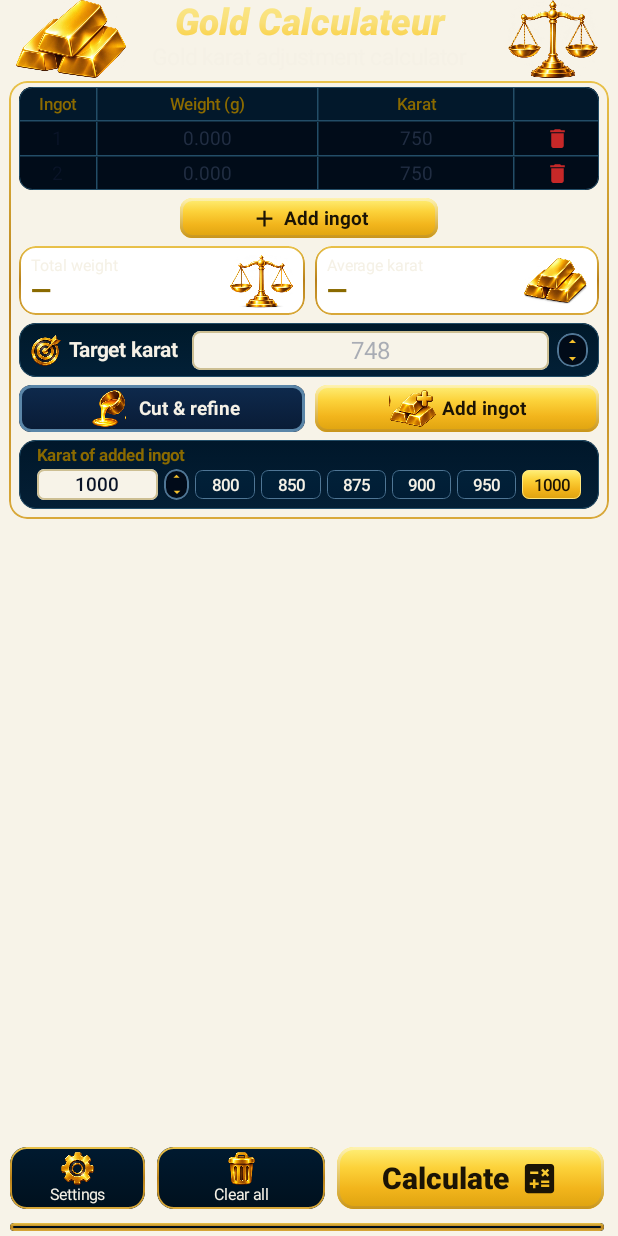
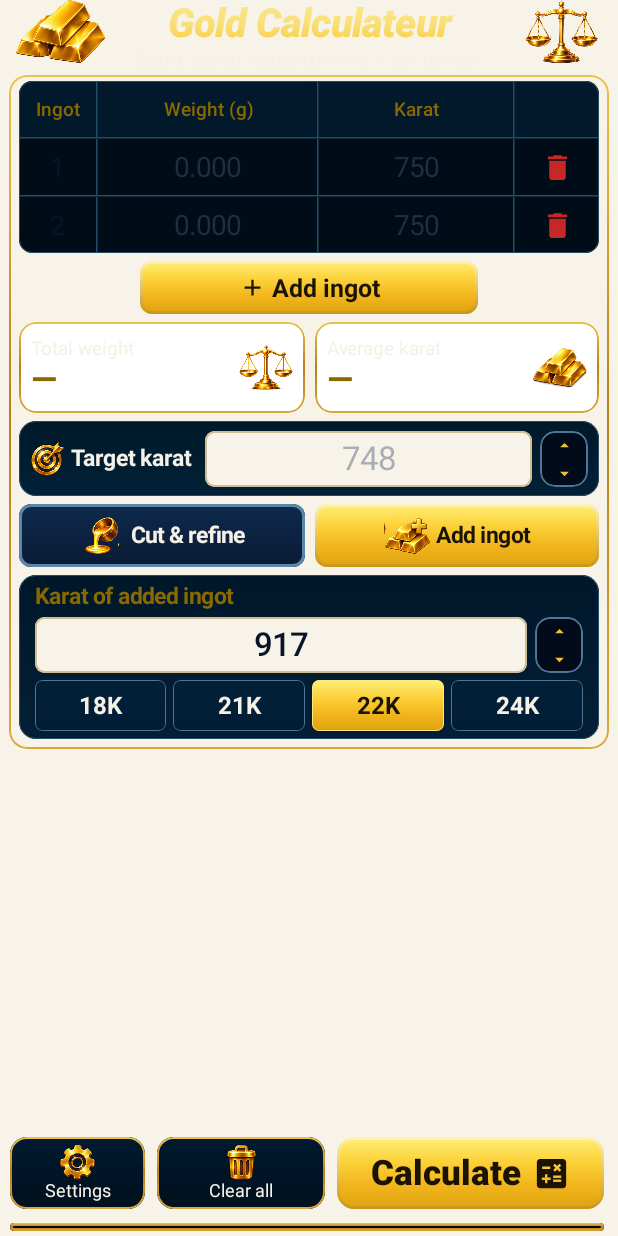
Before and after one commit to derbalali76-web/Gold-Calculateur, an Android app built with Jetpack Compose: the MainScreen screen opened through its navigation route, on a phone screen of 412 x 824 dp. Run offline under Robolectric (Android 15) with nearby library versions, the phone set to English and light mode, and no system bars; our stand-ins replace AdMob, Room's generated code; libraries missing offline, so code that uses them is left out: com.android.billingclient; pictures from the network do not load; 4 statements that could not run were skipped.

Commit message:
Larger UI, big green result, details toggle, 2-decimal rounding, 18K-24K chips
Co-Authored-By: Claude Sonnet 5.5 <noreply@anthropic.com>
Claude-Session: https://claude.ai/code/session_01Y2CKTB8YSsac9DaEz5G6a9

```diff
--- a/app/src/main/java/com/goldcalculateur/app/ui/MainScreen.kt
+++ b/app/src/main/java/com/goldcalculateur/app/ui/MainScreen.kt
@@ -147,12 +147,12 @@ fun MainScreen(
                         IngotsCard(state.work.rows, state.errorRow, actions)
                         GoldButton(
                             onClick = actions.onAddRow,
-                            modifier = Modifier.align(Alignment.CenterHorizontally).width(427.px()).height(67.px()).testTag("add_row"),
+                            modifier = Modifier.align(Alignment.CenterHorizontally).width(560.px()).height(88.px()).testTag("add_row"),
                             shape = RoundedCornerShape(20.px()),
                         ) {
                             Icon(Icons.Filled.Add, contentDescription = null, tint = Look.OnGold, modifier = Modifier.size(44.px()))
                             Spacer(Modifier.width(10.px()))
-                            Text(stringResource(R.string.add_ingot_row), color = Look.OnGold, fontSize = 32.spx(), fontWeight = FontWeight.Bold)
+                            Text(stringResource(R.string.add_ingot_row), color = Look.OnGold, fontSize = 42.spx(), fontWeight = FontWeight.Bold)
                         }
                         SummaryRow(state, nf)
                         TargetCard(state.work.target, actions.onTargetChange)
@@ -198,28 +198,28 @@ fun MainScreen(
 private fun Header() {
     // Artwork stays at the same physical sides in every language, like the mockup.
     CompositionLocalProvider(LocalLayoutDirection provides LayoutDirection.Ltr) {
-        Box(Modifier.fillMaxWidth().height(135.px())) {
+        Box(Modifier.fillMaxWidth().height(125.px())) {
             Image(
                 painterResource(R.drawable.art_hdr_bars), contentDescription = null,
-                modifier = Modifier.align(Alignment.TopStart).padding(start = 25.px()).size(width = 185.px(), height = 130.px()),
+                modifier = Modifier.align(Alignment.TopStart).padding(start = 25.px()).size(width = 150.px(), height = 105.px()),
             )
             Column(Modifier.align(Alignment.TopCenter), horizontalAlignment = Alignment.CenterHorizontally) {
                 Text(
                     stringResource(R.string.app_name),
                     style = TextStyle(
-                        brush = Look.GoldTextGradient, fontSize = 62.spx(), fontWeight = FontWeight.ExtraBold,
+                        brush = Look.GoldTextGradient, fontSize = 66.spx(), fontWeight = FontWeight.ExtraBold,
                         fontFamily = FontFamily.SansSerif, fontStyle = FontStyle.Italic,
                     ),
                     maxLines = 1,
                 )
                 Text(
                     stringResource(R.string.tagline),
-                    color = Look.Cream, fontSize = 38.spx(), maxLines = 1,
+                    color = Look.Cream, fontSize = 40.spx(), maxLines = 1,
                 )
             }
             Image(
                 painterResource(R.drawable.art_hdr_scales), contentDescription = null,
-                modifier = Modifier.align(Alignment.TopEnd).padding(end = 32.px()).size(width = 152.px(), height = 130.px()),
+                modifier = Modifier.align(Alignment.TopEnd).padding(end = 32.px()).size(width = 125.px(), height = 105.px()),
             )
         }
     }
@@ -237,7 +237,7 @@ private fun IngotsCard(rows: List<IngotRow>, errorRow: Int?, actions: MainAction
             .background(Look.TableCell)
             .border(1.px(), Look.GridLine, shape),
     ) {
-        Row(Modifier.fillMaxWidth().height(55.px()).background(Look.TableHeader)) {
+        Row(Modifier.fillMaxWidth().height(92.px()).background(Look.TableHeader)) {
             HeaderCell(stringResource(R.string.col_ingot), Modifier.weight(129f))
             VerticalDivider(color = Look.GridLine)
             HeaderCell(stringResource(R.string.col_weight), Modifier.weight(365f))
@@ -260,7 +260,7 @@ private fun HeaderCell(text: String, modifier: Modifier) {
     Box(modifier.fillMaxHeight(), contentAlignment = Alignment.Center) {
         Text(
             text,
-            color = MaterialTheme.extra.goldText, fontSize = 28.spx(), fontWeight = FontWeight.SemiBold,
+            color = MaterialTheme.extra.goldText, fontSize = 32.spx(), fontWeight = FontWeight.SemiBold,
             textAlign = TextAlign.Center, maxLines = 1, overflow = TextOverflow.Ellipsis,
         )
     }
@@ -269,13 +269,13 @@ private fun HeaderCell(text: String, modifier: Modifier) {
 @Composable
 private fun IngotRowView(number: Int, row: IngotRow, isError: Boolean, actions: MainActions) {
     Row(
-        modifier = Modifier.fillMaxWidth().height(55.px()),
+        modifier = Modifier.fillMaxWidth().height(92.px()),
         verticalAlignment = Alignment.CenterVertically,
     ) {
         Box(Modifier.weight(129f).fillMaxHeight(), contentAlignment = Alignment.Center) {
             Text(
                 number.toString(),
-                color = MaterialTheme.colorScheme.onSurface, fontSize = 32.spx(),
+                color = MaterialTheme.colorScheme.onSurface, fontSize = 44.spx(),
                 textAlign = TextAlign.Center,
             )
         }
@@ -283,14 +283,14 @@ private fun IngotRowView(number: Int, row: IngotRow, isError: Boolean, actions:
         CompactField(
             value = row.weight, onValueChange = { actions.onWeightChange(row.id, it) },
             placeholder = stringResource(R.string.hint_weight), isError = isError, plain = true,
-            height = 55.px(), fontSize = 32.spx(),
+            height = 92.px(), fontSize = 46.spx(),
             modifier = Modifier.weight(365f).testTag("weight_$number"),
         )
         VerticalDivider(color = Look.GridLine)
         CompactField(
             value = row.karat, onValueChange = { actions.onKaratChange(row.id, it) },
             placeholder = stringResource(R.string.hint_karat), isError = isError, plain = true,
-            height = 55.px(), fontSize = 32.spx(),
+            height = 92.px(), fontSize = 46.spx(),
             modifier = Modifier.weight(324f).testTag("karat_$number"),
         )
         VerticalDivider(color = Look.GridLine)
@@ -302,7 +302,7 @@ private fun IngotRowView(number: Int, row: IngotRow, isError: Boolean, actions:
                 Icons.Filled.Delete,
                 contentDescription = stringResource(R.string.cd_delete_ingot, number),
                 tint = MaterialTheme.colorScheme.error,
-                modifier = Modifier.size(42.px()),
+                modifier = Modifier.size(54.px()),
             )
         }
     }
@@ -317,14 +317,14 @@ private fun SummaryRow(state: MainUiState, nf: NumberFormatter) {
     Row(Modifier.fillMaxWidth(), horizontalArrangement = Arrangement.spacedBy(17.px())) {
         SummaryCard(
             label = stringResource(R.string.summary_total_weight),
-            value = summary?.let { "${nf.trimmed(it.totalWeight, 4)} $g" } ?: "—",
+            value = summary?.let { "${nf.trimmed(it.totalWeight, 2)} $g" } ?: "—",
             art = R.drawable.art_sum_scales,
             modifier = Modifier.weight(470f).testTag("summary_total"),
         )
         SummaryCard(
             label = stringResource(R.string.summary_average_karat),
             // Weighted average, shown as a bare number (no "/1000").
-            value = summary?.let { nf.trimmed(it.averageKarat, 3) } ?: "—",
+            value = summary?.let { nf.trimmed(it.averageKarat, 2) } ?: "—",
             art = R.drawable.art_sum_bars,
             modifier = Modifier.weight(468f).testTag("summary_average"),
         )
@@ -336,7 +336,7 @@ private fun SummaryCard(label: String, value: String, art: Int, modifier: Modifi
     val shape = RoundedCornerShape(28.px())
     Row(
         modifier
-            .height(114.px())
+            .height(150.px())
             .clip(shape)
             .background(if (MaterialTheme.extra.isDark) Look.CardGradientDark else Brush.verticalGradient(listOf(MaterialTheme.colorScheme.surface, MaterialTheme.colorScheme.surface)))
             .border(2.px(), Look.GoldBorder, shape)
@@ -344,13 +344,13 @@ private fun SummaryCard(label: String, value: String, art: Int, modifier: Modifi
         verticalAlignment = Alignment.CenterVertically,
     ) {
         Column(Modifier.weight(1f)) {
-            Text(label, color = Look.Cream, fontSize = 27.spx(), maxLines = 1)
+            Text(label, color = Look.Cream, fontSize = 32.spx(), maxLines = 1)
             Text(
-                value, color = MaterialTheme.extra.goldText, fontSize = 44.spx(), fontWeight = FontWeight.Bold,
+                value, color = MaterialTheme.extra.goldText, fontSize = 56.spx(), fontWeight = FontWeight.Bold,
                 maxLines = 1, overflow = TextOverflow.Ellipsis,
             )
         }
-        Image(painterResource(art), contentDescription = null, modifier = Modifier.size(width = 105.px(), height = 90.px()))
+        Image(painterResource(art), contentDescription = null, modifier = Modifier.size(width = 90.px(), height = 78.px()))
     }
 }
 
@@ -360,27 +360,27 @@ private fun TargetCard(target: String, onChange: (String) -> Unit) {
     Row(
         Modifier
             .fillMaxWidth()
-            .height(89.px())
+            .height(124.px())
             .clip(shape)
             .background(Brush.verticalGradient(listOf(Color(0xFF00192A), Color(0xFF022037))))
             .border(1.px(), Look.GridLine, shape)
             .padding(horizontal = 18.px()),
         verticalAlignment = Alignment.CenterVertically,
     ) {
-        Image(painterResource(R.drawable.art_ic_target), contentDescription = null, modifier = Modifier.size(52.px()))
-        Spacer(Modifier.width(14.px()))
+        Image(painterResource(R.drawable.art_ic_target), contentDescription = null, modifier = Modifier.size(56.px()))
+        Spacer(Modifier.width(12.px()))
         Text(
             stringResource(R.string.target_karat),
-            color = Look.Cream, fontSize = 34.spx(), fontWeight = FontWeight.Bold, maxLines = 1,
+            color = Look.Cream, fontSize = 38.spx(), fontWeight = FontWeight.Bold, maxLines = 1,
         )
         Spacer(Modifier.width(24.px()))
         CompactField(
             value = target, onValueChange = onChange, placeholder = "748",
-            imeAction = ImeAction.Done, height = 65.px(), fontSize = 40.spx(), radius = 14.px(),
+            imeAction = ImeAction.Done, height = 92.px(), fontSize = 54.spx(), radius = 16.px(),
             modifier = Modifier.weight(1f).testTag("target"),
         )
         Spacer(Modifier.width(14.px()))
-        KaratStepper(target, onChange, base = 750, modifier = Modifier.size(width = 52.px(), height = 56.px()))
+        KaratStepper(target, onChange, base = 750, modifier = Modifier.size(width = 80.px(), height = 92.px()))
     }
 }
 
@@ -404,21 +404,22 @@ private fun ModeSwitch(mode: CalcMode, onChange: (CalcMode) -> Unit) {
 private fun ModeButton(text: String, art: Int, selected: Boolean, onClick: () -> Unit, modifier: Modifier) {
     GoldButton(
         onClick = onClick, selected = selected, shape = RoundedCornerShape(20.px()),
-        modifier = modifier.height(78.px()).semantics { this.selected = selected },
+        modifier = modifier.height(104.px()).semantics { this.selected = selected },
     ) {
-        Image(painterResource(art), contentDescription = null, modifier = Modifier.size(width = 80.px(), height = 62.px()))
+        Image(painterResource(art), contentDescription = null, modifier = Modifier.size(width = 76.px(), height = 62.px()))
         Spacer(Modifier.width(10.px()))
         Text(
             text,
             color = if (selected) Look.OnGold else Look.Cream,
-            fontSize = 32.spx(), fontWeight = FontWeight.Bold, maxLines = 1, overflow = TextOverflow.Ellipsis,
+            fontSize = 38.spx(), fontWeight = FontWeight.Bold, maxLines = 1, overflow = TextOverflow.Ellipsis,
         )
     }
 }
 
-private val QuickKarats = listOf("800", "850", "875", "900", "950", "1000")
+/** (label shown, thousandths value) */
+private val QuickKarats = listOf("18K" to "750", "21K" to "875", "22K" to "917", "24K" to "1000")
 
-/** Shown only for the "add ingot" method. Changing it refreshes the same screen and result in place. */
+/** Shown only for the "add ingot" method: the karat to add, typed or picked from the chips. */
 @Composable
 private fun AddedKaratCard(addedKarat: String, onChange: (String) -> Unit) {
     val current: BigDecimal? = InputParser.parse(addedKarat)
@@ -429,26 +430,27 @@ private fun AddedKaratCard(addedKarat: String, onChange: (String) -> Unit) {
             .clip(shape)
             .background(Brush.verticalGradient(listOf(Color(0xFF00172A), Color(0xFF041F35))))
             .border(1.px(), Look.GridLine, shape)
-            .padding(horizontal = 30.px(), vertical = 8.px()),
+            .padding(horizontal = 26.px(), vertical = 14.px()),
+        verticalArrangement = Arrangement.spacedBy(12.px()),
     ) {
         Text(
             stringResource(R.string.added_karat), color = MaterialTheme.extra.goldText,
-            fontSize = 28.spx(), fontWeight = FontWeight.Bold,
+            fontSize = 38.spx(), fontWeight = FontWeight.Bold,
         )
-        Spacer(Modifier.height(6.px()))
-        Row(horizontalArrangement = Arrangement.spacedBy(10.px()), verticalAlignment = Alignment.CenterVertically) {
+        Row(horizontalArrangement = Arrangement.spacedBy(14.px()), verticalAlignment = Alignment.CenterVertically) {
             CompactField(
                 value = addedKarat, onValueChange = onChange, placeholder = "1000",
-                imeAction = ImeAction.Done, height = 52.px(), fontSize = 32.spx(), radius = 12.px(),
-                modifier = Modifier.width(200.px()).testTag("added_karat"),
+                imeAction = ImeAction.Done, height = 92.px(), fontSize = 54.spx(), radius = 16.px(),
+                modifier = Modifier.weight(1f).testTag("added_karat"),
             )
-            KaratStepper(addedKarat, onChange, base = 1000, modifier = Modifier.size(width = 42.px(), height = 52.px()))
-            QuickKarats.forEach { preset ->
-                val selected = current != null && current.compareTo(BigDecimal(preset)) == 0
-                QuickChip(preset, selected, { onChange(preset) }, Modifier.weight(1f).testTag("chip_$preset"))
+            KaratStepper(addedKarat, onChange, base = 1000, modifier = Modifier.size(width = 80.px(), height = 92.px()))
+        }
+        Row(horizontalArrangement = Arrangement.spacedBy(12.px())) {
+            QuickKarats.forEach { (label, value) ->
+                val selected = current != null && current.compareTo(BigDecimal(value)) == 0
+                QuickChip(label, selected, { onChange(value) }, Modifier.weight(1f).testTag("chip_$value"))
             }
         }
-        Spacer(Modifier.height(6.px()))
     }
 }
 
@@ -457,7 +459,7 @@ private fun QuickChip(text: String, selected: Boolean, onClick: () -> Unit, modi
     val shape = RoundedCornerShape(12.px())
     Box(
         modifier = modifier
-            .height(48.px())
+            .height(84.px())
             .clip(shape)
             .background(if (selected) Look.GoldGradient else Brush.verticalGradient(listOf(Color(0xFF012139), Color(0xFF011D35))))
             .border(1.px(), if (selected) Color(0xFFFFE680) else Look.FieldBorder, shape)
@@ -467,7 +469,7 @@ private fun QuickChip(text: String, selected: Boolean, onClick: () -> Unit, modi
     ) {
         Text(
             text, color = if (selected) Look.OnGold else Look.Cream,
-            fontSize = 28.spx(), fontWeight = FontWeight.SemiBold, maxLines = 1,
+            fontSize = 40.spx(), fontWeight = FontWeight.Bold, maxLines = 1,
         )
     }
 }
@@ -505,10 +507,10 @@ private fun BottomBar(
                 )
                 GoldButton(
                     onClick = onCalculate,
-                    modifier = Modifier.weight(441f).height(103.px()).testTag("calculate"),
+                    modifier = Modifier.weight(441f).height(120.px()).testTag("calculate"),
                     shape = RoundedCornerShape(28.px()),
                 ) {
-                    Text(stringResource(R.string.calculate), color = Look.OnGold, fontSize = 50.spx(), fontWeight = FontWeight.ExtraBold)
+                    Text(stringResource(R.string.calculate), color = Look.OnGold, fontSize = 58.spx(), fontWeight = FontWeight.ExtraBold)
                     Spacer(Modifier.width(18.px()))
                     Icon(Icons.Filled.Calculate, contentDescription = null, tint = Look.OnGold, modifier = Modifier.size(64.px()))
                 }
@@ -536,14 +538,14 @@ private fun BarButton(art: Int, label: String, onClick: () -> Unit, modifier: Mo
     val shape = RoundedCornerShape(28.px())
     Column(
         modifier
-            .height(103.px())
+            .height(120.px())
             .clip(shape)
             .background(Brush.verticalGradient(listOf(Color(0xFF001A30), Color(0xFF00101D))))
             .border(2.px(), Look.GoldBorder, shape)
             .clickable(role = Role.Button, onClick = onClick),
         horizontalAlignment = Alignment.CenterHorizontally, verticalArrangement = Arrangement.Center,
     ) {
-        Image(painterResource(art), contentDescription = null, modifier = Modifier.size(54.px()))
-        Text(label, color = Look.Cream, fontSize = 26.spx(), maxLines = 1, overflow = TextOverflow.Ellipsis)
+        Image(painterResource(art), contentDescription = null, modifier = Modifier.size(58.px()))
+        Text(label, color = Look.Cream, fontSize = 30.spx(), maxLines = 1, overflow = TextOverflow.Ellipsis)
     }
 }
--- a/app/src/main/java/com/goldcalculateur/app/ui/MainViewModel.kt
+++ b/app/src/main/java/com/goldcalculateur/app/ui/MainViewModel.kt
@@ -33,7 +33,7 @@ data class MainUiState(
     /** Null = no valid/up-to-date result. Any edit of the ingots or target clears it (never stale). */
     val result: ResultUi? = null,
     val liveSummary: GroupSummary? = null,
-    val scale: ScalePrecision = ScalePrecision.G_0_001,
+    val scale: ScalePrecision = ScalePrecision.G_0_01,
     val errorRow: Int? = null,
     val restored: Boolean = false,
 )
@@ -65,12 +65,6 @@ class MainViewModel(
             // Auto-save the last working state (restored when the app is reopened).
             _state.map { it.work }.distinctUntilChanged().debounce(400)
                 .collect { settings.saveWorkState(WorkStateCodec.encode(it)) }
-        }
-        viewModelScope.launch {
-            settings.scale.collect { scale ->
-                _state.update { it.copy(scale = scale) }
-                recomputeIfVisible()
-            }
         }
     }
 
--- a/app/src/main/java/com/goldcalculateur/app/ui/SettingsScreen.kt
+++ b/app/src/main/java/com/goldcalculateur/app/ui/SettingsScreen.kt
@@ -108,12 +108,6 @@ fun SettingsScreen(
                 Choice("theme_dark", stringResource(R.string.theme_dark), theme == ThemeMode.DARK) { actions.onTheme(ThemeMode.DARK) }
                 Choice("theme_light", stringResource(R.string.theme_light), theme == ThemeMode.LIGHT) { actions.onTheme(ThemeMode.LIGHT) }
                 Choice("theme_system", stringResource(R.string.theme_system), theme == ThemeMode.SYSTEM) { actions.onTheme(ThemeMode.SYSTEM) }
-            }
-            // ---- scale precision
-            Section(stringResource(R.string.scale_precision)) {
-                Choice("scale_2", stringResource(R.string.scale_2), scale == ScalePrecision.G_0_01) { actions.onScale(ScalePrecision.G_0_01) }
-                Choice("scale_3", stringResource(R.string.scale_3), scale == ScalePrecision.G_0_001) { actions.onScale(ScalePrecision.G_0_001) }
-                Choice("scale_4", stringResource(R.string.scale_4), scale == ScalePrecision.G_0_0001) { actions.onScale(ScalePrecision.G_0_0001) }
             }
             // ---- remove ads
             Section(stringResource(R.string.remove_ads_title)) {
```
Also changed, not shown: app/src/main/java/com/goldcalculateur/app/ui/ResultCard.kt (+109 -98 lines), app/src/main/java/com/goldcalculateur/app/ui/ResultText.kt (+6 -6 lines), 2 other files.
